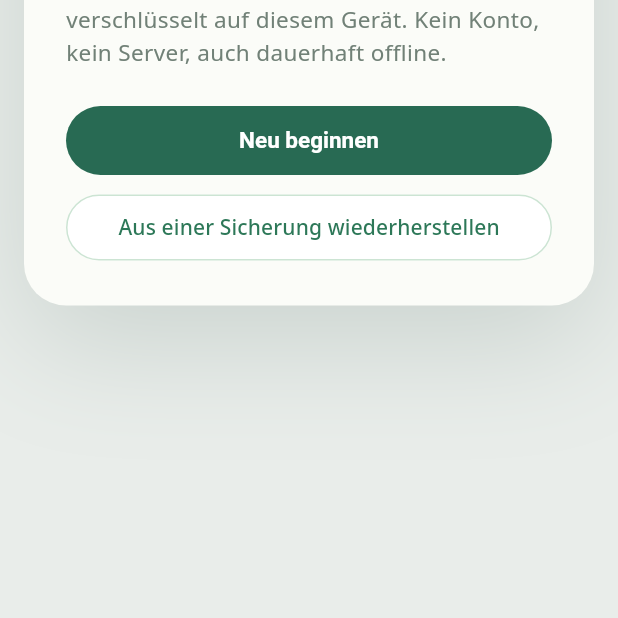
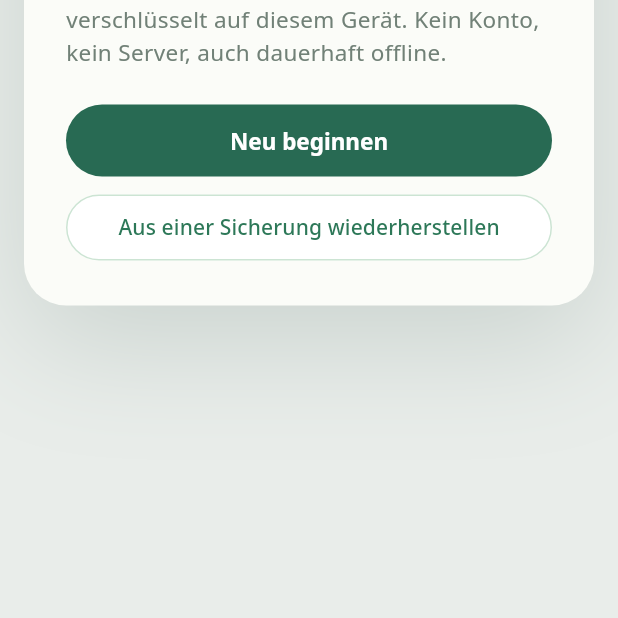
Before and after one commit to KayBeckmann/personal-tracker_V2, a Flutter app: the screen it shows after launch, on a phone screen of 412 x 824 dp, the part 605-1223 px from its top. Run offline on Flutter 3.47's test engine with Material 3 defaults, Android fonts, the phone set to English and light mode, and no system bars; our stand-ins replace file_picker, flutter_local_notifications, flutter_riverpod, flutter_secure_storage, flutter_timezone, sembast and 3 more; missing offline and left inert: dart:js_interop, markdown_widget, pointycastle.

Commit message:
feat(app): M1-Abschluss – Web-Offline-Prüfung, Barrierefreiheit Recovery-Schlüssel, Argon2id nach OWASP, Doku
- Recovery-Schlüssel für Screenreader lesbar
- Knopf-Schrift aus dem mitgelieferten Noto Sans
- compileSdk 37 (flutter_local_notifications/androidx.core)
- Argon2id 19 MiB/t=2 (OWASP), Krypto-Tests im Browser
- README/Roadmap mit Stand M1

Co-Authored-By: Claude Opus 5.5 <noreply@anthropic.com>

```diff
--- a/app/lib/core/krypto/kdf.dart
+++ b/app/lib/core/krypto/kdf.dart
@@ -10,7 +10,7 @@ import 'krypto.dart';
 /// Schlüsselableitung aus dem App-Passwort. Das Verfahren steht im
 /// Schlüsselbund, damit eine Installation es beim Entsperren wiederfindet.
 ///
-/// - Android: Argon2id (speicherhart). Gemessen braucht die reine
+/// - Android: Argon2id (speicherhart, OWASP: 19 MiB, t=2). Gemessen braucht die reine
 ///   Dart-Umsetzung im Browser ~18 s — dort daher
 /// - Web: PBKDF2-SHA256 über WebCrypto (nativ im Browser) mit 600.000
 ///   Iterationen (OWASP-Empfehlung 2023).
@@ -22,7 +22,7 @@ class KdfParameter {
     this.speicherKiB = 0,
   });
 
-  factory KdfParameter.argon2id({int speicherKiB = 1 << 15, int iterationen = 3, Uint8List? salz}) =>
+  factory KdfParameter.argon2id({int speicherKiB = 19456, int iterationen = 2, Uint8List? salz}) =>
       KdfParameter._(verfahren: verfahrenArgon2id, salz: salz ?? zufall(16), iterationen: iterationen, speicherKiB: speicherKiB);
 
   factory KdfParameter.pbkdf2({int iterationen = 600000, Uint8List? salz}) =>
--- a/app/lib/ui/thema.dart
+++ b/app/lib/ui/thema.dart
@@ -153,7 +153,7 @@ ThemeData trackerThema(Brightness helligkeit) {
         backgroundColor: f.akzent,
         foregroundColor: schema.onPrimary,
         padding: const EdgeInsets.symmetric(horizontal: 18, vertical: 14),
-        textStyle: const TextStyle(fontWeight: FontWeight.w600, fontSize: 15),
+        textStyle: const TextStyle(fontFamily: 'NotoSans', fontWeight: FontWeight.w600, fontSize: 15),
       ),
     ),
     outlinedButtonTheme: OutlinedButtonThemeData(
@@ -168,7 +168,7 @@ ThemeData trackerThema(Brightness helligkeit) {
     textButtonTheme: TextButtonThemeData(
       style: TextButton.styleFrom(
         foregroundColor: f.akzentText,
-        textStyle: const TextStyle(fontWeight: FontWeight.w600, fontSize: 15),
+        textStyle: const TextStyle(fontFamily: 'NotoSans', fontWeight: FontWeight.w600, fontSize: 15),
       ),
     ),
     inputDecorationTheme: InputDecorationTheme(
--- a/app/lib/ui/zugang/einrichtung.dart
+++ b/app/lib/ui/zugang/einrichtung.dart
@@ -137,11 +137,18 @@ class _EinrichtungSeiteState extends ConsumerState<EinrichtungSeite> {
               Container(
                 padding: const EdgeInsets.all(16),
                 decoration: BoxDecoration(color: f.notizHg, borderRadius: BorderRadius.circular(12)),
-                child: SelectableText(
-                  _vorbereitet!.recovery.anzeigen(),
-                  key: const Key('recovery-anzeige'),
-                  textAlign: TextAlign.center,
-                  style: const TextStyle(fontFamily: 'NotoSansMono', fontSize: 18, fontWeight: FontWeight.w600, letterSpacing: 1.5, height: 1.6),
+                // Eigene Semantik: SelectableText ist für Screenreader sonst stumm.
+                child: Semantics(
+                  label: 'Recovery-Schlüssel ${_vorbereitet!.recovery.anzeigen()}',
+                  container: true,
+                  child: ExcludeSemantics(
+                    child: SelectableText(
+                      _vorbereitet!.recovery.anzeigen(),
+                      key: const Key('recovery-anzeige'),
+                      textAlign: TextAlign.center,
+                      style: const TextStyle(fontFamily: 'NotoSansMono', fontSize: 18, fontWeight: FontWeight.w600, letterSpacing: 1.5, height: 1.6),
+                    ),
+                  ),
                 ),
               ),
               Align(
@@ -165,7 +172,7 @@ class _EinrichtungSeiteState extends ConsumerState<EinrichtungSeite> {
                 key: const Key('rk-kontrolle'),
                 controller: _kontrolle,
                 textCapitalization: TextCapitalization.characters,
-                decoration: const InputDecoration(labelText: 'Zur Kontrolle: die letzten vier Zeichen'),
+                decoration: const InputDecoration(labelText: 'Kontrolle: letzte 4 Zeichen'),
                 onSubmitted: (_) => _abschliessen(),
               ),
               if (_fehler != null) Fehlertext(_fehler!),
```
Also changed, not shown: 5 other files.
